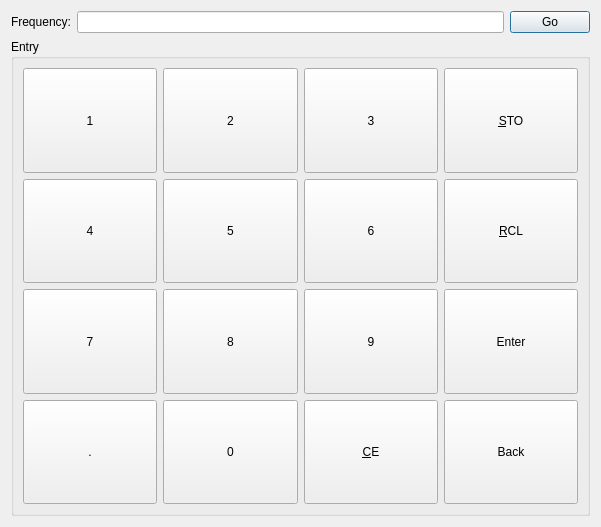
kazushinjo/wfview-win, file src/frequencyinputwidget.ui: the form before one commit.
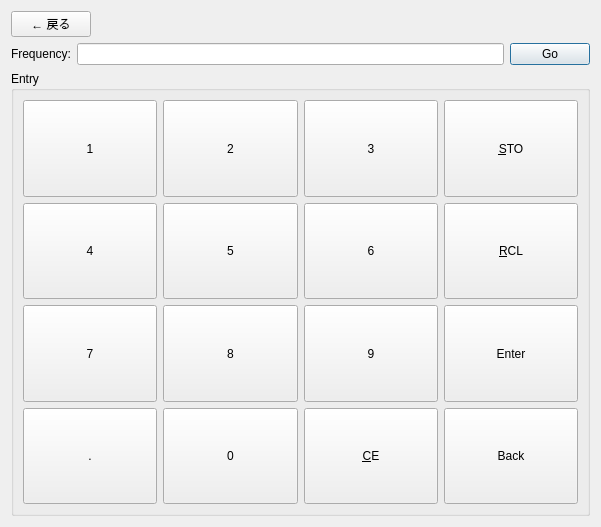
The form after the commit.

Commit message: Add Help viewer, lock SWR/Tx meters, double-click exit, back buttons, JA labels

Patch:
```diff
--- a/src/frequencyinputwidget.ui
+++ b/src/frequencyinputwidget.ui
@@ -14,6 +14,30 @@
    <string>Form</string>
   </property>
   <layout class="QVBoxLayout" name="verticalLayout">
+   <item>
+    <layout class="QHBoxLayout" name="backButtonLayout">
+     <item>
+      <widget class="QPushButton" name="returnBtn">
+       <property name="text">
+        <string>← 戻る</string>
+       </property>
+      </widget>
+     </item>
+     <item>
+      <spacer name="backButtonSpacer">
+       <property name="orientation">
+        <enum>Qt::Orientation::Horizontal</enum>
+       </property>
+       <property name="sizeHint" stdset="0">
+        <size>
+         <width>40</width>
+         <height>20</height>
+        </size>
+       </property>
+      </spacer>
+     </item>
+    </layout>
+   </item>
    <item>
     <layout class="QHBoxLayout" name="horizontalLayout_3">
      <item>
```
The commit also changes 19 other files.
